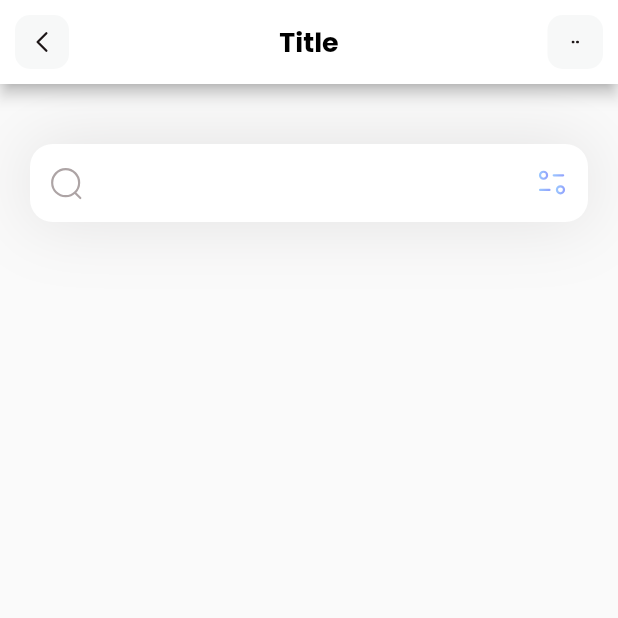
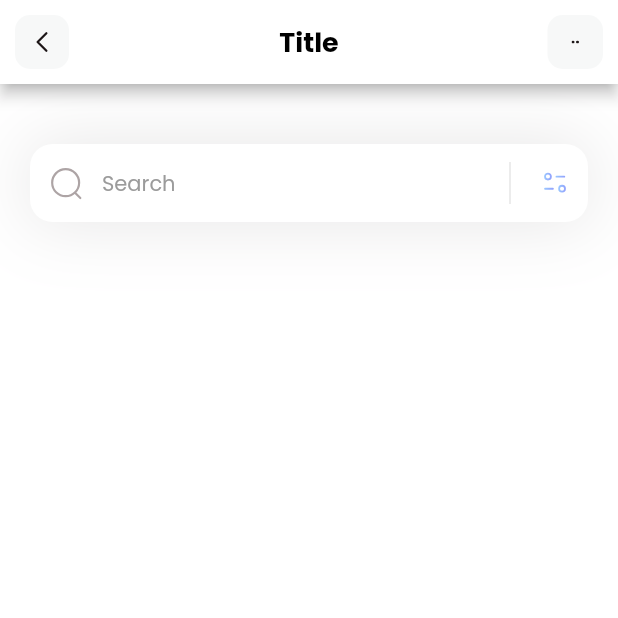
Before and after one commit to PerseuAlves/flutter-sample-app, a Flutter app: the screen it shows after launch, on a phone screen of 412 x 824 dp, the top half of it. Run offline on Flutter 3.47's test engine with Material 2 defaults, Android fonts, the phone set to English and light mode, and no system bars; our stand-ins replace flutter_svg.

Commit message:
search bar style has been improved

```diff
--- a/lib/pages/home.dart
+++ b/lib/pages/home.dart
@@ -8,9 +8,17 @@ class HomePage extends StatelessWidget {
   Widget build(BuildContext context) {
     return Scaffold(
       appBar: appBar(),
+      backgroundColor: Colors.white,
       body: Column(
         children: [
-          Container(
+          _searchField()
+        ],
+      ),
+    );
+  }
+
+  Container _searchField() {
+    return Container(
           margin: const EdgeInsets.only(top: 40, left: 20, right: 20),
           decoration: BoxDecoration(
             boxShadow: [
@@ -26,22 +34,40 @@ class HomePage extends StatelessWidget {
               filled: true,
               fillColor: Colors.white,
               contentPadding: const EdgeInsets.all(15),
+              hintText: 'Search',
+              hintStyle: const TextStyle(
+                color: Color.fromARGB(255, 155, 155, 155),
+                fontSize: 14,
+              ),
               prefixIcon: Padding(
                 padding: const EdgeInsets.all(12),
                 child: SvgPicture.asset('assets/icons/Search.svg'),
               ),
-                suffixIcon: Padding(
+              suffixIcon: Container(
+                width: 100,
+                child: IntrinsicHeight(
+                  child: Row(
+                    mainAxisAlignment: MainAxisAlignment.end,
+                    children: [
+                      const VerticalDivider(
+                        color: Colors.black,
+                        indent: 10,
+                        endIndent: 10,
+                        thickness: 0.1,
+                      ),
+                      Padding(
                         padding: const EdgeInsets.all(12),
                         child: SvgPicture.asset('assets/icons/Filter.svg'),
+                      ),
+                    ],
+                  ),
+                ),
               ),
               border: OutlineInputBorder(
                 borderRadius: BorderRadius.circular(15),
                 borderSide: BorderSide.none,
               )
             ),
-            ),
-          )
-        ],
           ),
         );
   }
```
Lines whose indentation alone changed are shown as unchanged.
